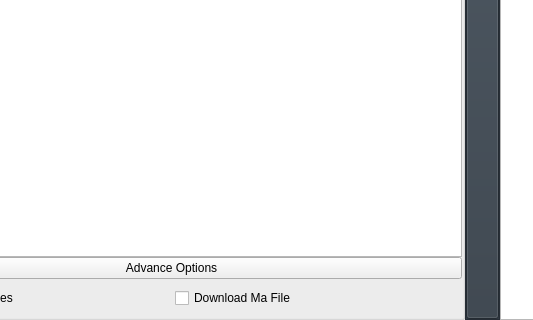
Before: the Qt Designer form plugins/dependency_loader/gui/main.ui in MayaFramework/Framework, drawn with Qt 5; both pictures show x 122 to 655 and y 230 to 550 of the 1208 by 550 pixel window.
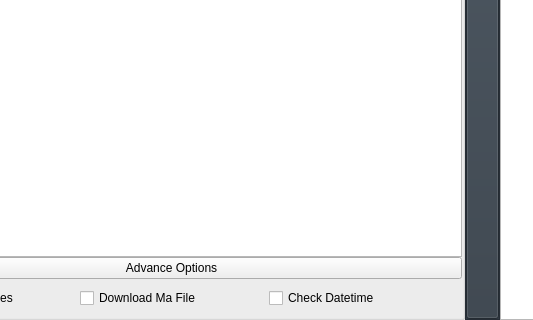
After: the same form once the commit is applied.

```diff
--- a/plugins/dependency_loader/gui/main.ui
+++ b/plugins/dependency_loader/gui/main.ui
@@ -266,6 +266,16 @@
                </property>
               </widget>
              </item>
+             <item>
+              <widget class="QCheckBox" name="check_datetime_chk_box">
+               <property name="toolTip">
+                <string>Do you want to download the main ma file defined above ?</string>
+               </property>
+               <property name="text">
+                <string>Check Datetime</string>
+               </property>
+              </widget>
+             </item>
             </layout>
            </item>
           </layout>
```
Left out of the diff: 44 changed lines with no effect on the pictures.
